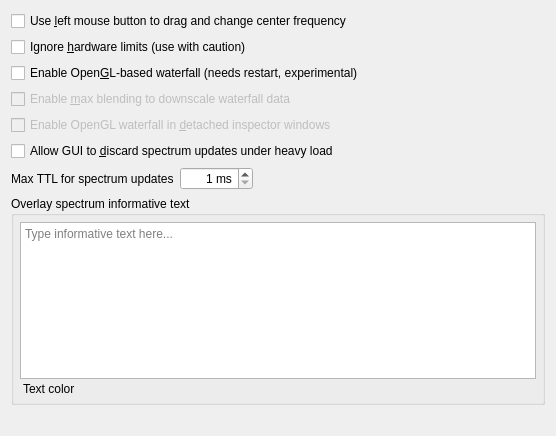
BatchDrake/SigDigger, file ui/GuiConfigTab.ui: the form before one commit.
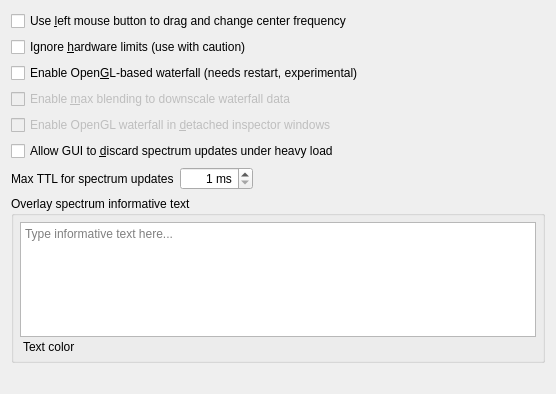
The form after the commit. Custom widgets are drawn as their Qt base class.

Commit message: Add button to toggle timestamp timezone

Diff of the .ui file:
```diff
--- a/ui/GuiConfigTab.ui
+++ b/ui/GuiConfigTab.ui
@@ -7,7 +7,7 @@
     <x>0</x>
     <y>0</y>
     <width>556</width>
-    <height>436</height>
+    <height>394</height>
    </rect>
   </property>
   <property name="windowTitle">
```
Left out of the diff: 4 changed lines with no effect on the pictures. The commit also changes 5 other files.
